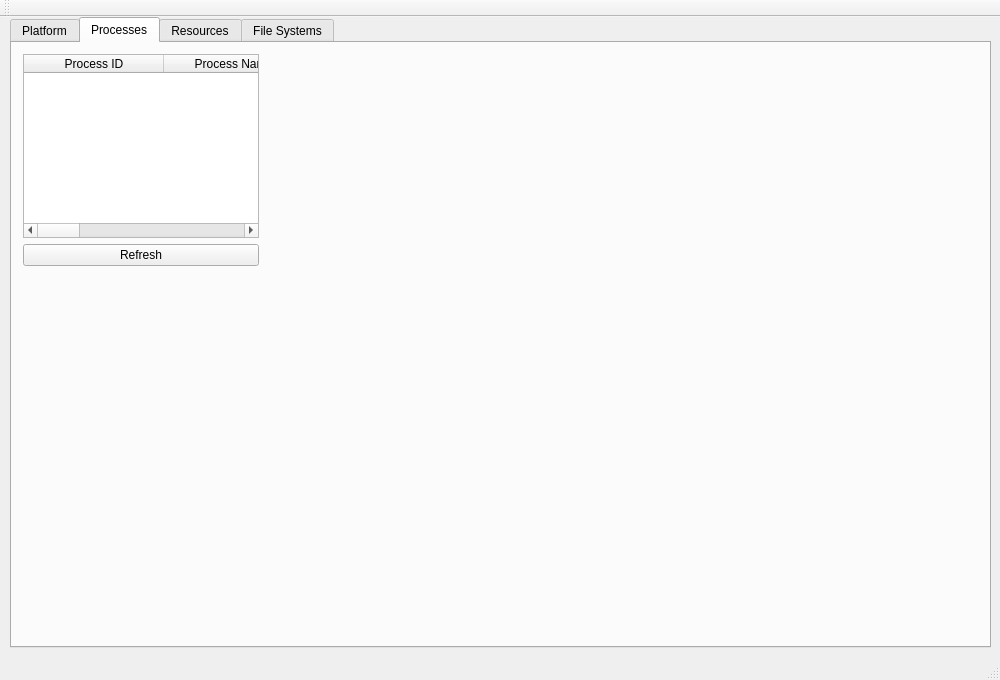
Before: the Qt Designer form mainwindow.ui in stoic1979/QtSysMonitor, drawn with Qt 5.
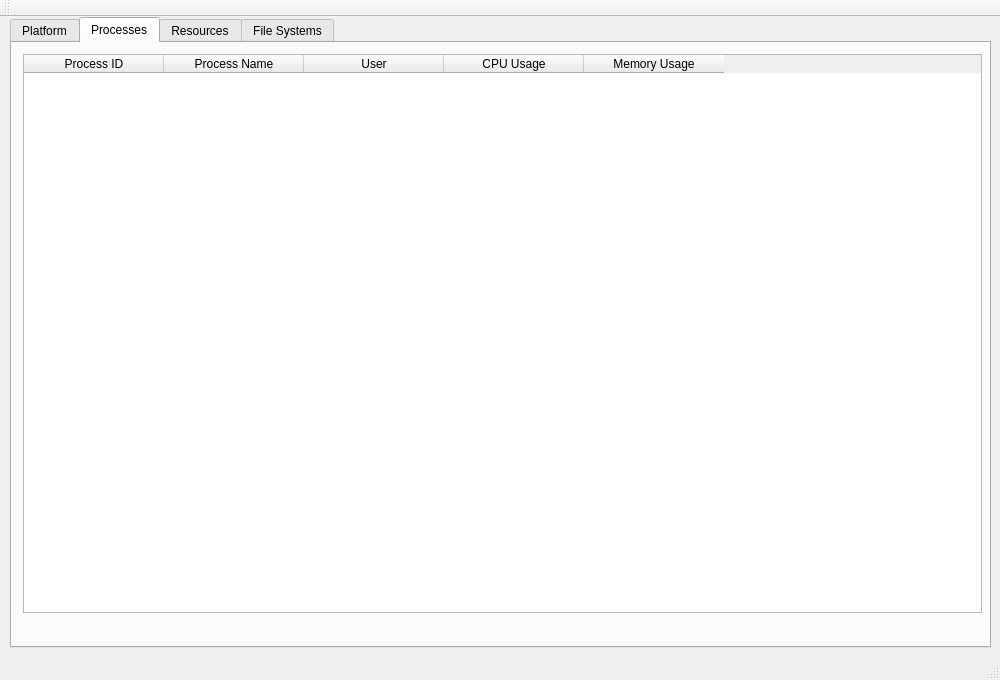
After: the same form once the commit is applied. The open tabs and pages were chosen to show the change.

Commit message: Adds signal refreshTimer that automatically updates the process list after 5 secs(default), instead of pressing refresh button.

Diff of the .ui file:
```diff
--- a/mainwindow.ui
+++ b/mainwindow.ui
@@ -145,8 +145,8 @@
        <rect>
         <x>0</x>
         <y>0</y>
-        <width>258</width>
-        <height>234</height>
+        <width>981</width>
+        <height>581</height>
        </rect>
       </property>
       <layout class="QVBoxLayout" name="verticalLayout">
@@ -206,16 +206,6 @@
          </column>
         </widget>
        </item>
-       <item>
-        <widget class="QPushButton" name="refreshButton">
-         <property name="text">
-          <string>Refresh</string>
-         </property>
-         <property name="shortcut">
-          <string>F5</string>
-         </property>
-        </widget>
-       </item>
       </layout>
      </widget>
     </widget>
```
Left out of the diff: 2 changed lines with no effect on the pictures. The commit also changes 4 other files.
